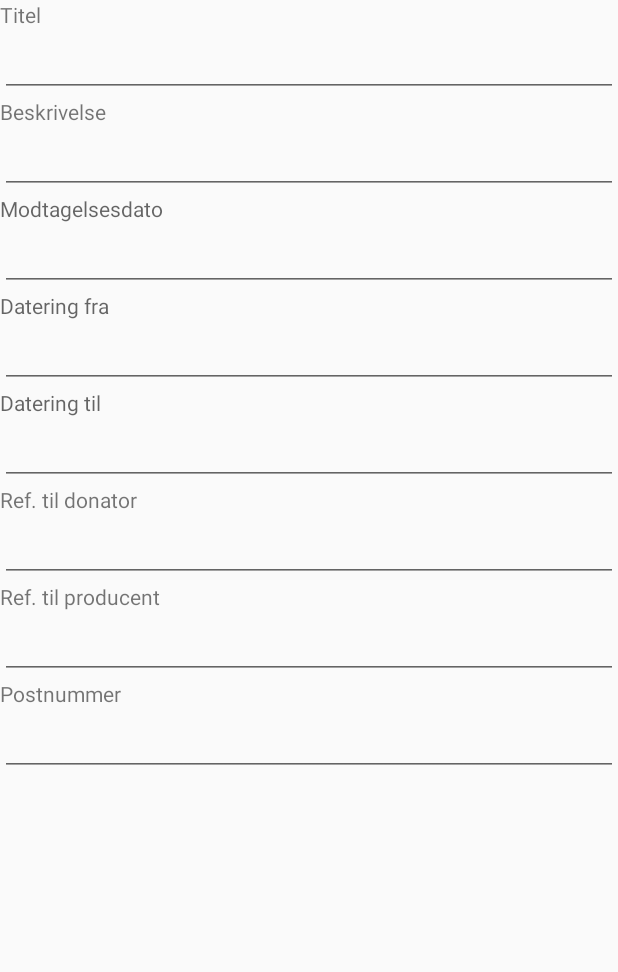
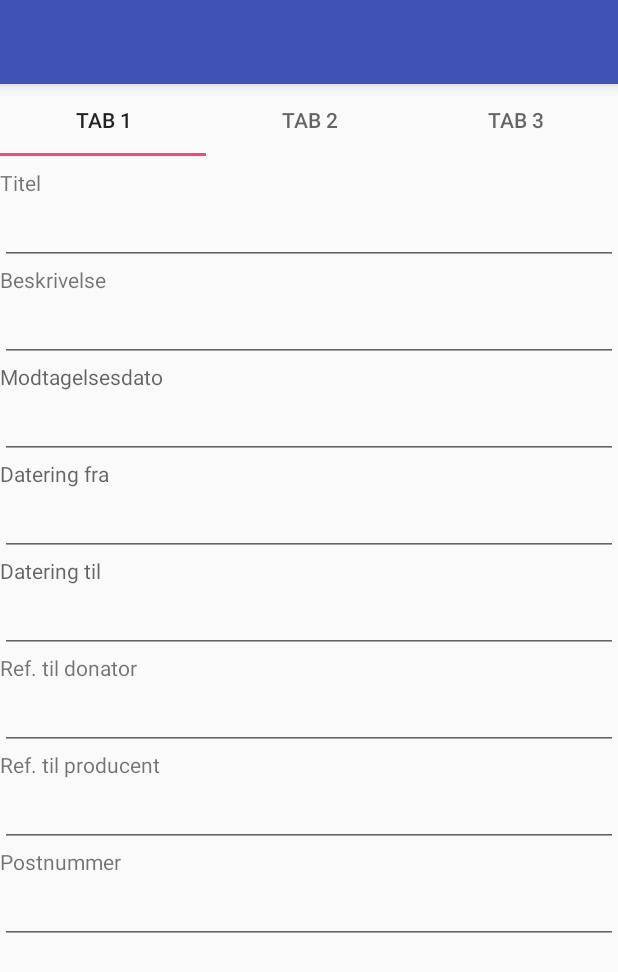
Before and after one commit to nicklas669/DDHFRegistrering, an Android app: the screen it shows after launch (MainActivity), after a tap on an icon or button, on a phone screen of 412 x 824 dp. Shown: the top 972 px of the screen. Run offline under Robolectric (Android 15) with nearby library versions, the phone set to English and light mode, and no system bars; pictures from the network do not load.

Commit message:
And nothing of value was comitted

```diff
--- a/app/src/main/java/hyltofthansen/ddhfregistrering/MainActivity.java
+++ b/app/src/main/java/hyltofthansen/ddhfregistrering/MainActivity.java
@@ -16,7 +16,7 @@ import hyltofthansen.ddhfregistrering.fragments.SearchItemFragment;
 
 public class MainActivity extends AppCompatActivity {
 
-    private SearchItemFragment searchFragment = new SearchItemFragment();
+    private SearchItemFragment searchFragment;
     private final String TAG = "MainActivity";
 
     @Override
@@ -31,8 +31,15 @@ public class MainActivity extends AppCompatActivity {
         SharedPreferences prefs = getPreferences(Context.MODE_PRIVATE);
         prefs.edit().remove("chosenImage").commit();
 
+        searchFragment = new SearchItemFragment();
+//
+//        FragmentTransaction ft = getSupportFragmentManager().beginTransaction();
+//
+//        ft.add(searchFragment, null);
+//        ft.addToBackStack(null);
+//        ft.commit();
         if (savedInstanceState == null) {
-            getFragmentManager().beginTransaction().add(R.id.fragmentContainer, searchFragment).commit();
+            getSupportFragmentManager().beginTransaction().add(R.id.fragmentContainer, searchFragment).commit();
             getFragmentManager().addOnBackStackChangedListener(new FragmentManager.OnBackStackChangedListener() {
                 @Override
                 public void onBackStackChanged() {
@@ -47,8 +54,7 @@ public class MainActivity extends AppCompatActivity {
 
     @Override
     public boolean onCreateOptionsMenu(Menu menu) {
-        MenuInflater inflater = getMenuInflater();
-        inflater.inflate(R.menu.menu_main, menu);
+        getMenuInflater().inflate(R.menu.menu_main, menu);
         return true;
     }
 
@@ -68,9 +74,7 @@ public class MainActivity extends AppCompatActivity {
                 onBackPressed();
                 return true;
             case R.id.action_create_main:   //Hvis man klikker på + knappen i action bar
-                Log.d("MainActivity", "Der blev trykket på plus-knappen!");
                 NewItemFragment newItemFragment = new NewItemFragment();
-                //android.app.FragmentTransaction ft = getFragmentManager().beginTransaction();
                 FragmentTransaction ft = getSupportFragmentManager().beginTransaction();
                 ft.addToBackStack(null);
                 ft.replace(R.id.fragmentContainer, newItemFragment);
--- a/app/src/main/java/hyltofthansen/ddhfregistrering/fragments/ItemDetailsFragment.java
+++ b/app/src/main/java/hyltofthansen/ddhfregistrering/fragments/ItemDetailsFragment.java
@@ -1,7 +1,7 @@
 package hyltofthansen.ddhfregistrering.fragments;
 
-import android.app.Fragment;
 import android.os.Bundle;
+import android.support.v4.app.Fragment;
 import android.view.LayoutInflater;
 import android.view.View;
 import android.view.ViewGroup;
--- a/app/src/main/java/hyltofthansen/ddhfregistrering/fragments/NewItemFragment.java
+++ b/app/src/main/java/hyltofthansen/ddhfregistrering/fragments/NewItemFragment.java
@@ -6,19 +6,14 @@ import android.os.Bundle;
 import android.support.annotation.Nullable;
 import android.support.design.widget.TabLayout;
 import android.support.v4.app.FragmentActivity;
-import android.support.v4.app.FragmentManager;
-import android.support.v4.view.PagerAdapter;
 import android.support.v4.view.ViewPager;
-import android.support.v7.app.AppCompatActivity;
-import android.support.v7.widget.Toolbar;
 import android.view.LayoutInflater;
 import android.view.Menu;
 import android.view.MenuInflater;
 import android.view.MenuItem;
 import android.view.View;
 import android.view.ViewGroup;
-import android.widget.ImageView;
-
+import hyltofthansen.ddhfregistrering.PagerAdapter;
 import hyltofthansen.ddhfregistrering.R;
 
 /**
@@ -53,27 +48,24 @@ public class NewItemFragment extends Fragment {
     @Override
     public View onCreateView(LayoutInflater inflater, ViewGroup container, Bundle savedInstanceState) {
 
-        getActivity().setTitle("Vedhæft billede");
+        getActivity().setContentView(R.layout.newitemlayout);
 
-        View root = inflater.inflate(R.layout.activity_main, container, false); // sæt layout op
+        setHasOptionsMenu(true);
 
-        getActivity().setContentView(R.layout.newitemlayout);
-        Toolbar toolbar = (Toolbar) getActivity().findViewById(R.id.toolbar);
+        getActivity().setTitle("Opret genstand");
+        FragmentActivity v = getActivity();
+        TabLayout tabLayout = (TabLayout) v.findViewById(R.id.tab_layout);
+        tabLayout.addTab(tabLayout.newTab().setText("Tab 1"));
+        tabLayout.addTab(tabLayout.newTab().setText("Tab 2"));
+        tabLayout.addTab(tabLayout.newTab().setText("Tab 3"));
+        tabLayout.setTabGravity(TabLayout.GRAVITY_FILL);
+
+//        Toolbar toolbar = (Toolbar) getActivity().findViewById(R.id.toolbar);
 //        getActivity().setSupportActionBar(toolbar);
 
-        TabLayout tabLayout = (TabLayout) getActivity().findViewById(R.id.tab_layout);
-
-        tabLayout.addTab(tabLayout.newTab().setText("Info"));
-        tabLayout.addTab(tabLayout.newTab().setText("Billeder"));
-        tabLayout.addTab(tabLayout.newTab().setText("Lyd"));
-        tabLayout.setTabGravity(TabLayout.GRAVITY_FILL);
-
-        FragmentManager fragManager = myContext.getSupportFragmentManager(); //If using fragments from support v4
-
-        final ViewPager viewPager = (ViewPager) getActivity().findViewById(R.id.pager);
-
-
-        final PagerAdapter adapter = new hyltofthansen.ddhfregistrering.PagerAdapter(fragManager, tabLayout.getTabCount());
+        final ViewPager viewPager = (ViewPager) v.findViewById(R.id.pager);
+        final PagerAdapter adapter = new PagerAdapter
+                (v.getSupportFragmentManager(), tabLayout.getTabCount());
 
         viewPager.setAdapter(adapter);
         viewPager.addOnPageChangeListener(new TabLayout.TabLayoutOnPageChangeListener(tabLayout));
@@ -93,7 +85,6 @@ public class NewItemFragment extends Fragment {
 
             }
         });
-//        return super.onCreateView(inflater, container, savedInstanceState);
-        return root;
+        return super.onCreateView(inflater, container, savedInstanceState);
     }
 }
--- a/app/src/main/java/hyltofthansen/ddhfregistrering/fragments/NewItemInfoFragment.java
+++ b/app/src/main/java/hyltofthansen/ddhfregistrering/fragments/NewItemInfoFragment.java
@@ -73,7 +73,7 @@ public class NewItemInfoFragment extends Fragment {
         //Aktiver ActionBar menu med Opret knap
         setHasOptionsMenu(true);
         ((AppCompatActivity) getActivity()).getSupportActionBar().setDisplayHomeAsUpEnabled(true); // aktivér "tilbage"-pil i venstre top
-        View root = inflater.inflate(R.layout.newitemlayout, container, false);
+        View root = inflater.inflate(R.layout.newitemdetailslayout, container, false);
         titelTxt = (EditText) root.findViewById(R.id.titelTextEdit);
         beskrivelseTxt = (EditText) root.findViewById(R.id.beskrivelseTextEdit);
         refDonatorTxt = (EditText) root.findViewById(R.id.refDonatorTextEdit);
--- a/app/src/main/java/hyltofthansen/ddhfregistrering/fragments/SearchItemFragment.java
+++ b/app/src/main/java/hyltofthansen/ddhfregistrering/fragments/SearchItemFragment.java
@@ -1,9 +1,8 @@
 package hyltofthansen.ddhfregistrering.fragments;
 
-import android.app.Fragment;
-import android.app.FragmentManager;
-import android.app.FragmentTransaction;
+
 import android.os.Bundle;
+import android.support.v4.app.Fragment;
 import android.text.Editable;
 import android.text.TextWatcher;
 import android.util.Log;
@@ -13,7 +12,6 @@ import android.view.ViewGroup;
 import android.widget.AdapterView;
 import android.widget.EditText;
 import android.widget.ListView;
-import android.widget.Toast;
 
 import java.util.ArrayList;
 
@@ -71,8 +69,8 @@ public class SearchItemFragment extends Fragment {
                 ItemDetailsFragment itemfragment = new ItemDetailsFragment();
                 itemfragment.setItem(listAdapter.getItem(position));
 
-                FragmentManager fm = getFragmentManager();
-                FragmentTransaction ft = fm.beginTransaction();
+                android.support.v4.app.FragmentManager fm = getFragmentManager();
+                android.support.v4.app.FragmentTransaction ft = fm.beginTransaction();
                 ft.addToBackStack(null);
                 ft.replace(R.id.fragmentContainer, itemfragment);
                 ft.commit();
--- a/app/src/main/res/layout/content_main.xml
+++ b/app/src/main/res/layout/content_main.xml
@@ -14,19 +14,4 @@
         android:layout_width="match_parent"
         android:layout_height="wrap_content"
         android:layout_weight="1"/>
-
-    <android.support.design.widget.TabLayout
-        android:id="@+id/tab_layout"
-        android:layout_width="match_parent"
-        android:layout_height="wrap_content"
-        android:elevation="6dp"
-        android:layout_below="@+id/toolbar"
-        android:minHeight="?attr/actionBarSize"
-        />
-
-    <android.support.v4.view.ViewPager
-        android:id="@+id/pager"
-        android:layout_width="match_parent"
-        android:layout_height="fill_parent"
-        android:layout_below="@id/tab_layout"/>
 </RelativeLayout>
--- /dev/null
+++ b/app/src/main/res/layout/newitemdetailslayout.xml
@@ -0,0 +1,101 @@
+<?xml version="1.0" encoding="utf-8"?>
+<!-- TODO Sæt alle strings ind i strings.xml -->
+
+<ScrollView xmlns:android="http://schemas.android.com/apk/res/android"
+    android:layout_width="match_parent"
+    android:layout_height="match_parent"
+    android:id="@+id/scrollView"      >
+
+<LinearLayout
+    android:orientation="vertical" android:layout_width="match_parent"
+    android:layout_height="match_parent">
+
+    <TextView
+    android:layout_width="match_parent"
+    android:layout_height="wrap_content"
+    android:text="Titel"
+        />
+
+    <EditText
+        android:layout_width="match_parent"
+        android:layout_height="wrap_content"
+        android:inputType="text"
+        android:id="@+id/titelTextEdit"
+        />
+    <TextView
+        android:layout_width="match_parent"
+        android:layout_height="wrap_content"
+        android:text="Beskrivelse"
+       />
+    <EditText
+        android:layout_width="match_parent"
+        android:layout_height="wrap_content"
+        android:inputType="textMultiLine"
+        android:id="@+id/beskrivelseTextEdit"
+        />
+    <TextView
+        android:layout_width="match_parent"
+        android:layout_height="wrap_content"
+        android:hint="Modtagelsesdato"
+        />
+    <EditText
+        android:layout_width="match_parent"
+        android:layout_height="wrap_content"
+        android:focusable="false"
+        android:id="@+id/modtagelsesDatoEditText"
+        />
+    <TextView
+    android:layout_width="match_parent"
+    android:layout_height="wrap_content"
+    android:hint="Datering fra"
+    />
+    <EditText
+        android:layout_width="match_parent"
+        android:layout_height="wrap_content"
+        android:focusable="false"
+        android:id="@+id/dateringfraeditText"
+        />
+    <TextView
+        android:layout_width="match_parent"
+        android:layout_height="wrap_content"
+        android:hint="Datering til"
+        />
+    <EditText
+        android:layout_width="match_parent"
+        android:layout_height="wrap_content"
+        android:focusable="false"
+        android:id="@+id/dateringtileditText"
+        />
+    <TextView
+        android:layout_width="match_parent"
+        android:layout_height="wrap_content"
+        android:text="Ref. til donator"/>
+    <EditText
+        android:layout_width="match_parent"
+        android:layout_height="wrap_content"
+        android:inputType="text"
+        android:id="@+id/refDonatorTextEdit"
+        />
+    <TextView
+        android:layout_width="match_parent"
+        android:layout_height="wrap_content"
+        android:text="Ref. til producent"
+        />
+    <EditText
+        android:layout_width="match_parent"
+        android:layout_height="wrap_content"
+        android:inputType="text"
+        android:id="@+id/refproducent"
+        />
+    <TextView
+        android:layout_width="match_parent"
+        android:layout_height="wrap_content"
+        android:text="Postnummer"/>
+    <EditText
+        android:layout_width="match_parent"
+        android:layout_height="wrap_content"
+        android:inputType="number"
+        android:id="@+id/postnr"
+        />
+</LinearLayout>
+</ScrollView>
--- a/app/src/main/res/layout/newitemlayout.xml
+++ b/app/src/main/res/layout/newitemlayout.xml
@@ -1,101 +1,35 @@
 <?xml version="1.0" encoding="utf-8"?>
-<!-- TODO Sæt alle strings ind i strings.xml -->
-
-<ScrollView xmlns:android="http://schemas.android.com/apk/res/android"
-    android:layout_width="match_parent"
-    android:layout_height="match_parent"
-    android:id="@+id/scrollView"      >
-
-<LinearLayout
+<LinearLayout xmlns:android="http://schemas.android.com/apk/res/android"
     android:orientation="vertical" android:layout_width="match_parent"
     android:layout_height="match_parent">
 
-    <TextView
-    android:layout_width="match_parent"
-    android:layout_height="wrap_content"
-    android:text="Titel"
+    <android.support.v7.widget.Toolbar
+        android:id="@+id/toolbar"
+        android:layout_width="match_parent"
+        android:layout_height="wrap_content"
+        android:layout_alignParentTop="true"
+        android:background="?attr/colorPrimary"
+        android:elevation="6dp"
+        android:minHeight="?attr/actionBarSize" />
+
+    <android.support.design.widget.TabLayout
+        android:id="@+id/tab_layout"
+        android:layout_width="match_parent"
+        android:layout_height="wrap_content"
+        android:layout_below="@+id/toolbar"
+        android:elevation="6dp"
+        android:minHeight="?attr/actionBarSize"
         />
 
-    <EditText
+    <android.support.v4.view.ViewPager
+        android:id="@+id/pager"
+        android:layout_width="match_parent"
+        android:layout_height="fill_parent"
+        android:layout_below="@id/tab_layout"/>
+
+    <FrameLayout
+        android:id="@+id/fragmentContainer"
         android:layout_width="match_parent"
         android:layout_height="wrap_content"
-        android:inputType="text"
-        android:id="@+id/titelTextEdit"
-        />
-    <TextView
-        android:layout_width="match_parent"
-        android:layout_height="wrap_content"
-        android:text="Beskrivelse"
-       />
-    <EditText
-        android:layout_width="match_parent"
-        android:layout_height="wrap_content"
-        android:inputType="textMultiLine"
-        android:id="@+id/beskrivelseTextEdit"
-        />
-    <TextView
-        android:layout_width="match_parent"
-        android:layout_height="wrap_content"
-        android:hint="Modtagelsesdato"
-        />
-    <EditText
-        android:layout_width="match_parent"
-        android:layout_height="wrap_content"
-        android:focusable="false"
-        android:id="@+id/modtagelsesDatoEditText"
-        />
-    <TextView
-    android:layout_width="match_parent"
-    android:layout_height="wrap_content"
-    android:hint="Datering fra"
-    />
-    <EditText
-        android:layout_width="match_parent"
-        android:layout_height="wrap_content"
-        android:focusable="false"
-        android:id="@+id/dateringfraeditText"
-        />
-    <TextView
-        android:layout_width="match_parent"
-        android:layout_height="wrap_content"
-        android:hint="Datering til"
-        />
-    <EditText
-        android:layout_width="match_parent"
-        android:layout_height="wrap_content"
-        android:focusable="false"
-        android:id="@+id/dateringtileditText"
-        />
-    <TextView
-        android:layout_width="match_parent"
-        android:layout_height="wrap_content"
-        android:text="Ref. til donator"/>
-    <EditText
-        android:layout_width="match_parent"
-        android:layout_height="wrap_content"
-        android:inputType="text"
-        android:id="@+id/refDonatorTextEdit"
-        />
-    <TextView
-        android:layout_width="match_parent"
-        android:layout_height="wrap_content"
-        android:text="Ref. til producent"
-        />
-    <EditText
-        android:layout_width="match_parent"
-        android:layout_height="wrap_content"
-        android:inputType="text"
-        android:id="@+id/refproducent"
-        />
-    <TextView
-        android:layout_width="match_parent"
-        android:layout_height="wrap_content"
-        android:text="Postnummer"/>
-    <EditText
-        android:layout_width="match_parent"
-        android:layout_height="wrap_content"
-        android:inputType="number"
-        android:id="@+id/postnr"
-        />
+        android:layout_weight="1"/>
 </LinearLayout>
-</ScrollView>
```
